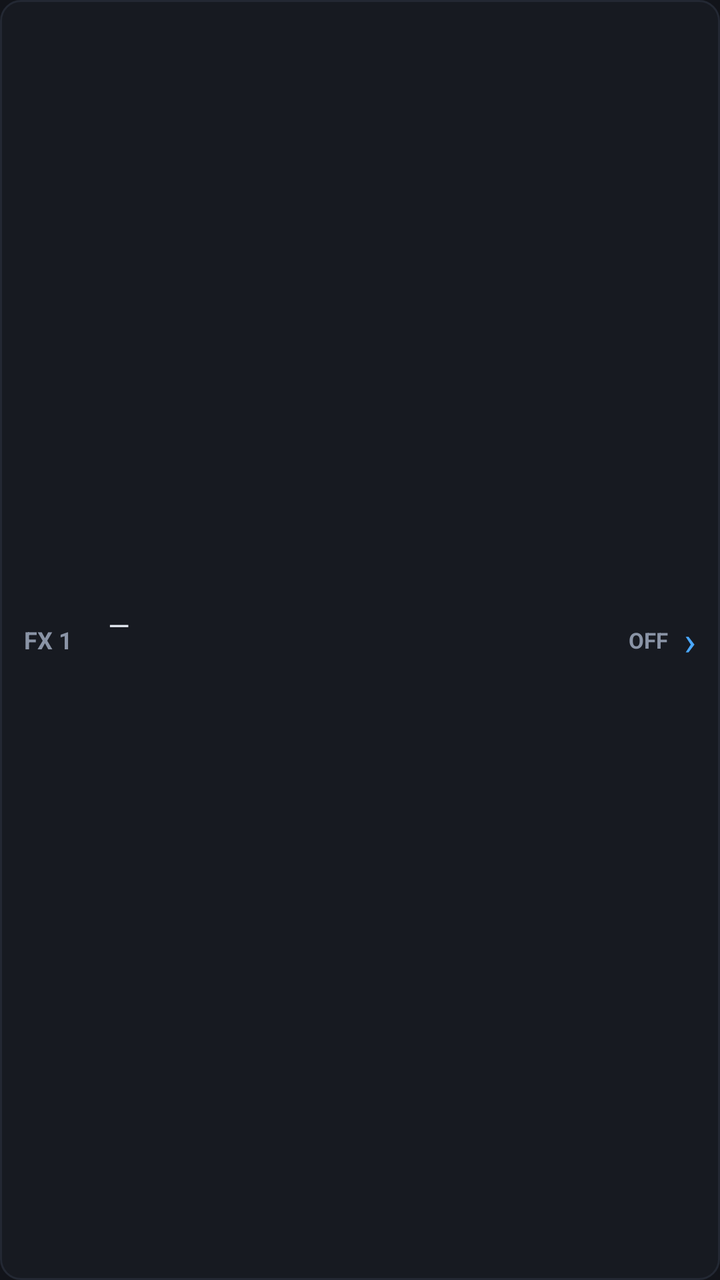
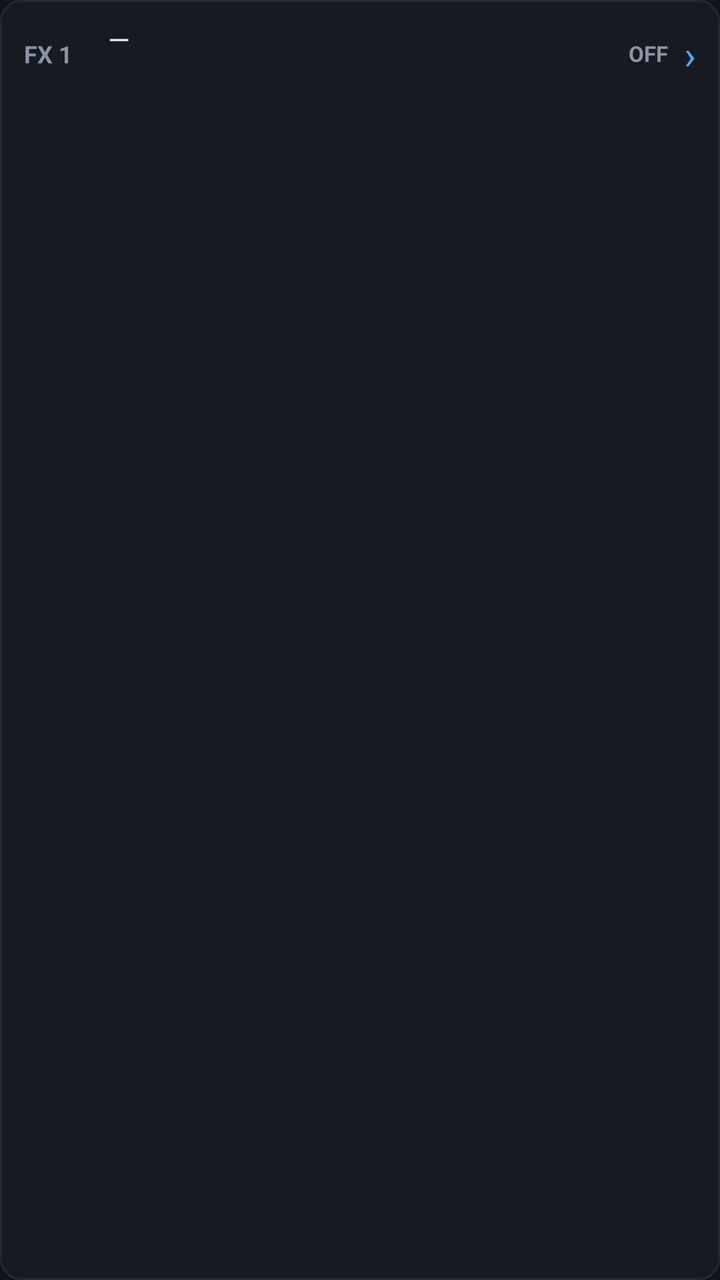

Screens rendered from an Android XML layout before and after an edit, with the pre-edit source and the edit as a unified diff.
<!-- AndroidManifest.xml: application theme Theme.X32Remote -->
<!-- res/layout/item_fx_slot.xml -->
<?xml version="1.0" encoding="utf-8"?>
<LinearLayout xmlns:android="http://schemas.android.com/apk/res/android"
    android:layout_width="match_parent"
    android:layout_height="wrap_content"
    android:background="@drawable/bg_card"
    android:gravity="center_vertical"
    android:orientation="horizontal"
    android:paddingHorizontal="12dp"
    android:paddingVertical="10dp">

    <TextView
        android:id="@+id/tvSlot"
        android:layout_width="42dp"
        android:layout_height="wrap_content"
        android:text="FX 1"
        android:textColor="#8A94A6"
        android:textSize="12sp"
        android:textStyle="bold" />

    <LinearLayout
        android:layout_width="0dp"
        android:layout_height="wrap_content"
        android:layout_weight="1"
        android:orientation="vertical">

        <TextView
            android:id="@+id/tvAlgo"
            android:layout_width="wrap_content"
            android:layout_height="wrap_content"
            android:ellipsize="end"
            android:maxLines="1"
            android:text="—"
            android:textColor="#E8EDF5"
            android:textSize="14sp" />

        <TextView
            android:id="@+id/tvSub"
            android:layout_width="wrap_content"
            android:layout_height="wrap_content"
            android:ellipsize="end"
            android:maxLines="1"
            android:text=""
            android:textColor="#8A94A6"
            android:textSize="11sp" />
    </LinearLayout>

    <TextView
        android:id="@+id/tvState"
        android:layout_width="wrap_content"
        android:layout_height="wrap_content"
        android:layout_marginEnd="8dp"
        android:text="OFF"
        android:textColor="#8A94A6"
        android:textSize="11sp"
        android:textStyle="bold" />

    <TextView
        android:id="@+id/tvGo"
        android:layout_width="wrap_content"
        android:layout_height="wrap_content"
        android:text="›"
        android:textColor="#4AA8FF"
        android:textSize="20sp" />

</LinearLayout>
<!-- resources referenced by this layout -->
<resources>
  <!-- drawable bg_card (drawable) -->
  <?xml version="1.0" encoding="utf-8"?>
  <shape xmlns:android="http://schemas.android.com/apk/res/android">
      <solid android:color="#171A21" />
      <corners android:radius="10dp" />
      <stroke
          android:width="1dp"
          android:color="#232833" />
  </shape>
  <style name="Theme.X32Remote" parent="Theme.Material3.Dark.NoActionBar">
          <item name="android:windowBackground">#12141A</item>
          <item name="android:statusBarColor">#0D0F14</item>
          <item name="android:navigationBarColor">#0D0F14</item>
      </style>
</resources>

<!-- the commit's change to res/layout/item_fx_slot.xml (unified diff, before → after) -->
@@ -2,64 +2,83 @@
 <LinearLayout xmlns:android="http://schemas.android.com/apk/res/android"
     android:layout_width="match_parent"
     android:layout_height="wrap_content"
+    android:layout_marginBottom="6dp"
     android:background="@drawable/bg_card"
-    android:gravity="center_vertical"
-    android:orientation="horizontal"
+    android:orientation="vertical"
     android:paddingHorizontal="12dp"
     android:paddingVertical="10dp">
 
-    <TextView
-        android:id="@+id/tvSlot"
-        android:layout_width="42dp"
+    <LinearLayout
+        android:layout_width="match_parent"
         android:layout_height="wrap_content"
-        android:text="FX 1"
-        android:textColor="#8A94A6"
-        android:textSize="12sp"
-        android:textStyle="bold" />
-
-    <LinearLayout
-        android:layout_width="0dp"
-        android:layout_height="wrap_content"
-        android:layout_weight="1"
-        android:orientation="vertical">
+        android:gravity="center_vertical"
+        android:orientation="horizontal">
 
         <TextView
-            android:id="@+id/tvAlgo"
+            android:id="@+id/tvSlot"
+            android:layout_width="42dp"
+            android:layout_height="wrap_content"
+            android:text="FX 1"
+            android:textColor="#8A94A6"
+            android:textSize="12sp"
+            android:textStyle="bold" />
+
+        <LinearLayout
+            android:layout_width="0dp"
+            android:layout_height="wrap_content"
+            android:layout_weight="1"
+            android:orientation="vertical">
+
+            <TextView
+                android:id="@+id/tvAlgo"
+                android:layout_width="wrap_content"
+                android:layout_height="wrap_content"
+                android:ellipsize="end"
+                android:maxLines="1"
+                android:text="—"
+                android:textColor="#E8EDF5"
+                android:textSize="14sp" />
+
+            <TextView
+                android:id="@+id/tvSub"
+                android:layout_width="wrap_content"
+                android:layout_height="wrap_content"
+                android:ellipsize="end"
+                android:maxLines="1"
+                android:text=""
+                android:textColor="#8A94A6"
+                android:textSize="11sp" />
+        </LinearLayout>
+
+        <TextView
+            android:id="@+id/tvState"
             android:layout_width="wrap_content"
             android:layout_height="wrap_content"
-            android:ellipsize="end"
-            android:maxLines="1"
-            android:text="—"
-            android:textColor="#E8EDF5"
-            android:textSize="14sp" />
+            android:layout_marginEnd="8dp"
+            android:text="OFF"
+            android:textColor="#8A94A6"
+            android:textSize="11sp"
+            android:textStyle="bold" />
 
         <TextView
-            android:id="@+id/tvSub"
+            android:id="@+id/tvGo"
             android:layout_width="wrap_content"
             android:layout_height="wrap_content"
-            android:ellipsize="end"
-            android:maxLines="1"
-            android:text=""
-            android:textColor="#8A94A6"
-            android:textSize="11sp" />
+            android:text="›"
+            android:textColor="#4AA8FF"
+            android:textSize="20sp" />
     </LinearLayout>
 
-    <TextView
-        android:id="@+id/tvState"
-        android:layout_width="wrap_content"
+    
+    <ImageView
+        android:id="@+id/ivPanel"
+        android:layout_width="match_parent"
         android:layout_height="wrap_content"
-        android:layout_marginEnd="8dp"
-        android:text="OFF"
-        android:textColor="#8A94A6"
-        android:textSize="11sp"
-        android:textStyle="bold" />
-
-    <TextView
-        android:id="@+id/tvGo"
-        android:layout_width="wrap_content"
-        android:layout_height="wrap_content"
-        android:text="›"
-        android:textColor="#4AA8FF"
-        android:textSize="20sp" />
+        android:layout_marginTop="8dp"
+        android:adjustViewBounds="true"
+        android:background="#0D0F13"
+        android:contentDescription="效果器真机面板"
+        android:scaleType="fitCenter"
+        android:visibility="gone" />
 
 </LinearLayout>
